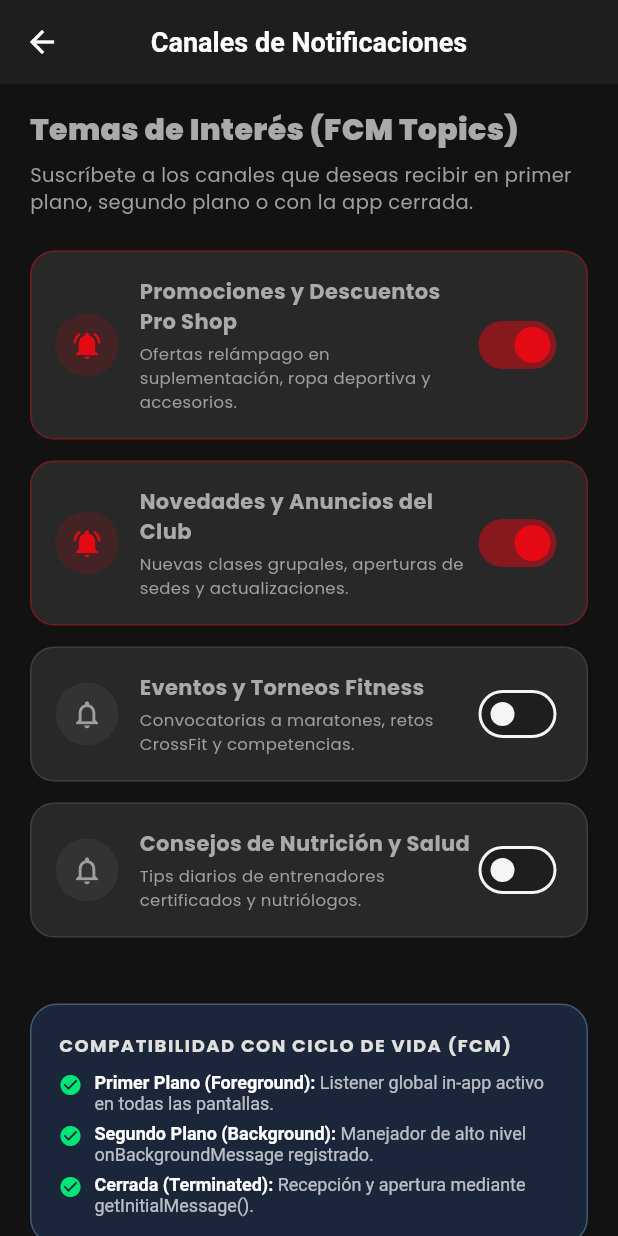
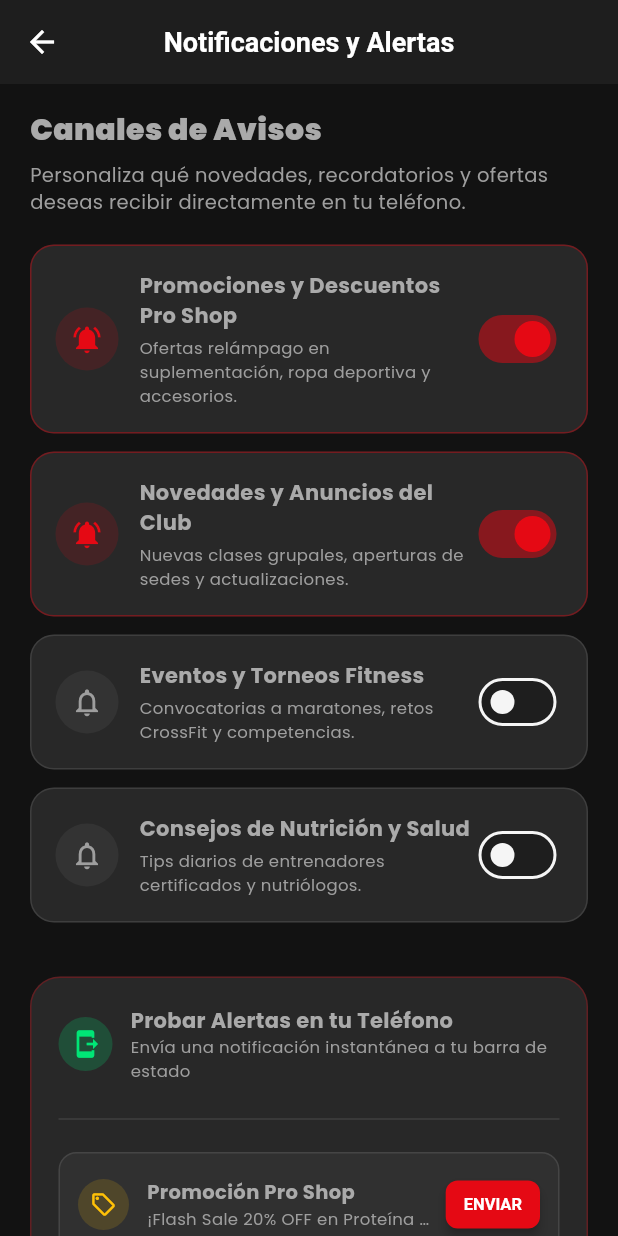
Before and after one commit to NatSan31/Mov, a Flutter app: the NotificationTopicsScreen screen opened directly, on a phone screen of 412 x 824 dp. Run offline on Flutter 3.47's test engine with Material 3 defaults, Android fonts, the phone set to English and light mode, and no system bars; our stand-ins replace cached_network_image, cloud_firestore, firebase_auth, firebase_core, firebase_messaging, firebase_storage and 9 more; accounts and stored records are empty; network calls fail.

Commit message:
feat(notificaciones): emision nativa de alertas, centro de pruebas interactivo y depuracion de textos

```diff
--- a/lib/providers/notification_provider.dart
+++ b/lib/providers/notification_provider.dart
@@ -103,6 +103,10 @@ class NotificationProvider extends ChangeNotifier {
 
     if (newState) {
       await _fcmService.subscribeToTopic(key);
+      triggerMockNotification(
+        '🔔 Canal Activado: ${topic.title}',
+        'Ahora recibirás alertas automáticas de esta sección directamente en tu dispositivo.',
+      );
     } else {
       await _fcmService.unsubscribeFromTopic(key);
     }
@@ -114,9 +118,12 @@ class NotificationProvider extends ChangeNotifier {
     } catch (_) {}
   }
 
-  /// Método de prueba para simular notificación en primer plano en emuladores
+  /// Método para enviar notificación visible tanto en el sistema (barra de notificaciones) como en app
   void triggerMockNotification(String title, String body) {
-    // Simulamos un RemoteMessage creando una notificación local visible
+    // 1. Mostrar notificación nativa en la bandeja del sistema Android
+    _fcmService.showNativeSystemNotification(title: title, body: body);
+
+    // 2. Mostrar banner interactivo in-app
     _latestForegroundNotification = RemoteMessage(
       notification: RemoteNotification(
         title: title,
--- a/lib/views/checkout/order_success_screen.dart
+++ b/lib/views/checkout/order_success_screen.dart
@@ -54,7 +54,7 @@ class OrderSuccessScreen extends StatelessWidget {
               const SizedBox(height: 8),
               Text(
                 isSubscription
-                    ? 'Tu plan $subscriptionPlanName ha sido acreditado en tu membresía digital y registrado en Firebase.'
+                    ? 'Tu plan $subscriptionPlanName ha sido acreditado exitosamente en tu membresía digital.'
                     : 'Tu pedido ha sido procesado por la pasarela segura y transferido al centro de logística express.',
                 style: const TextStyle(color: Colors.white70, fontSize: 13, height: 1.4),
                 textAlign: TextAlign.center,
@@ -193,8 +193,8 @@ class OrderSuccessScreen extends StatelessWidget {
                     const Divider(height: 16, color: Colors.white12),
                     _buildReceiptRow('Folio Transacción', orderId.substring(0, orderId.length.clamp(0, 16)).toUpperCase()),
                     _buildReceiptRow('Fecha & Hora', '${DateTime.now().day}/${DateTime.now().month}/${DateTime.now().year} - ${DateTime.now().hour}:${DateTime.now().minute.toString().padLeft(2, '0')} hrs'),
-                    _buildReceiptRow('Plataforma', 'FitPulse App Mobile Pay (PCI-DSS)'),
-                    _buildReceiptRow('Estado en Firestore', 'Persistido en colección /orders'),
+                    _buildReceiptRow('Método de Pago', 'Pago Digital Seguro (256-bit SSL)'),
+                    _buildReceiptRow('Estado del Pedido', 'Confirmado y en preparación'),
                     const Divider(height: 16, color: Colors.white12),
                     _buildReceiptRow('Subtotal', '\$${(amount * 0.862).toStringAsFixed(2)} USD'),
                     _buildReceiptRow('Impuestos (IVA 16%)', '\$${(amount * 0.138).toStringAsFixed(2)} USD'),
--- a/lib/views/dashboard/home_dashboard_screen.dart
+++ b/lib/views/dashboard/home_dashboard_screen.dart
@@ -66,10 +66,10 @@ class HomeDashboardScreen extends StatelessWidget {
               );
             },
           ),
-          // Botón para simular Push Notification inmediata
+          // Botón para enviar alerta de prueba inmediata
           IconButton(
             icon: const Icon(Icons.send_to_mobile, color: AppColors.secondary),
-            tooltip: 'Simular Notificación Push (FCM)',
+            tooltip: 'Enviar Alerta de Prueba',
             onPressed: () {
               context.read<NotificationProvider>().triggerMockNotification(
                     '¡Flash Sale en FitPulse Pro Shop!',
--- a/lib/views/notifications/notification_topics_screen.dart
+++ b/lib/views/notifications/notification_topics_screen.dart
@@ -12,7 +12,7 @@ class NotificationTopicsScreen extends StatelessWidget {
 
     return Scaffold(
       appBar: AppBar(
-        title: const Text('Canales de Notificaciones'),
+        title: const Text('Notificaciones y Alertas'),
       ),
       body: SingleChildScrollView(
         padding: const EdgeInsets.symmetric(horizontal: 20, vertical: 16),
@@ -20,20 +20,20 @@ class NotificationTopicsScreen extends StatelessWidget {
           crossAxisAlignment: CrossAxisAlignment.start,
           children: [
             const Text(
-              'Temas de Interés (FCM Topics)',
+              'Canales de Avisos',
               style: TextStyle(fontSize: 20, fontWeight: FontWeight.w900),
             ),
             const SizedBox(height: 6),
             const Text(
-              'Suscríbete a los canales que deseas recibir en primer plano, segundo plano o con la app cerrada.',
+              'Personaliza qué novedades, recordatorios y ofertas deseas recibir directamente en tu teléfono.',
               style: TextStyle(color: Colors.grey, fontSize: 13, height: 1.4),
             ),
-            const SizedBox(height: 24),
+            const SizedBox(height: 20),
 
-            // Lista de Temas FCM
+            // Lista de Canales de Alertas
             ...notifProvider.topics.map((topic) {
               return Container(
-                margin: const EdgeInsets.only(bottom: 14),
+                margin: const EdgeInsets.only(bottom: 12),
                 padding: const EdgeInsets.all(16),
                 decoration: BoxDecoration(
                   color: Theme.of(context).cardTheme.color ?? AppColors.darkCard,
@@ -83,34 +83,107 @@ class NotificationTopicsScreen extends StatelessWidget {
               );
             }),
 
-            const SizedBox(height: 30),
+            const SizedBox(height: 24),
 
-            // Tarjeta explicativa de los 3 estados del ciclo de vida
+            // Sección de Pruebas de Notificaciones en Vivo
             Container(
               padding: const EdgeInsets.all(18),
               decoration: BoxDecoration(
-                color: const Color(0xFF1B263B),
-                borderRadius: BorderRadius.circular(18),
-                border: Border.all(color: const Color(0xFF415A77)),
+                color: Theme.of(context).cardTheme.color ?? AppColors.darkCard,
+                borderRadius: BorderRadius.circular(20),
+                border: Border.all(color: AppColors.primary.withOpacity(0.3)),
               ),
               child: Column(
                 crossAxisAlignment: CrossAxisAlignment.start,
-                children: const [
+                children: [
+                  Row(
+                    children: [
+                      Container(
+                        padding: const EdgeInsets.all(8),
+                        decoration: BoxDecoration(
+                          color: AppColors.secondary.withOpacity(0.2),
+                          shape: BoxShape.circle,
+                        ),
+                        child: const Icon(Icons.send_to_mobile, color: AppColors.secondary, size: 20),
+                      ),
+                      const SizedBox(width: 12),
+                      const Expanded(
+                        child: Column(
+                          crossAxisAlignment: CrossAxisAlignment.start,
+                          children: [
                             Text(
-                    'COMPATIBILIDAD CON CICLO DE VIDA (FCM)',
-                    style: TextStyle(
-                      color: Color(0xFFE0E1DD),
-                      fontWeight: FontWeight.bold,
-                      fontSize: 12,
-                      letterSpacing: 1,
+                              'Probar Alertas en tu Teléfono',
+                              style: TextStyle(fontWeight: FontWeight.bold, fontSize: 14),
+                            ),
+                            Text(
+                              'Envía una notificación instantánea a tu barra de estado',
+                              style: TextStyle(color: Colors.grey, fontSize: 11),
+                            ),
+                          ],
                         ),
                       ),
-                  SizedBox(height: 10),
-                  _LifeCycleRow(state: 'Primer Plano (Foreground)', desc: 'Listener global in-app activo en todas las pantallas.'),
-                  SizedBox(height: 6),
-                  _LifeCycleRow(state: 'Segundo Plano (Background)', desc: 'Manejador de alto nivel onBackgroundMessage registrado.'),
-                  SizedBox(height: 6),
-                  _LifeCycleRow(state: 'Cerrada (Terminated)', desc: 'Recepción y apertura mediante getInitialMessage().'),
+                    ],
+                  ),
+                  const SizedBox(height: 16),
+                  const Divider(color: Colors.white10),
+                  const SizedBox(height: 8),
+
+                  _buildTestNotificationTile(
+                    context: context,
+                    icon: Icons.local_offer_outlined,
+                    color: Colors.amber,
+                    title: 'Promoción Pro Shop',
+                    subtitle: '¡Flash Sale 20% OFF en Proteína Whey!',
+                    onTap: () {
+                      notifProvider.triggerMockNotification(
+                        '⚡ ¡Flash Sale en FitPulse Pro Shop!',
+                        'Aprovecha 20% de descuento en suplementos de proteína pura.',
+                      );
+                      _showSentToast(context);
+                    },
+                  ),
+                  _buildTestNotificationTile(
+                    context: context,
+                    icon: Icons.fitness_center,
+                    color: AppColors.primary,
+                    title: 'Recordatorio de Entrenamiento',
+                    subtitle: '¡Es momento de tu rutina del día!',
+                    onTap: () {
+                      notifProvider.triggerMockNotification(
+                        '🏋️ ¡Hora de entrenar en FitPulse!',
+                        'Tu rutina de fuerza te espera hoy. ¡No rompas tu racha!',
+                      );
+                      _showSentToast(context);
+                    },
+                  ),
+                  _buildTestNotificationTile(
+                    context: context,
+                    icon: Icons.qr_code_scanner,
+                    color: Colors.greenAccent,
+                    title: 'Acceso a Instalaciones',
+                    subtitle: 'Tu torniquete de acceso está listo.',
+                    onTap: () {
+                      notifProvider.triggerMockNotification(
+                        '🎟️ Pase de Entrada Confirmado',
+                        'Torniquete de Sede Central listo para tu acceso biométrico.',
+                      );
+                      _showSentToast(context);
+                    },
+                  ),
+                  _buildTestNotificationTile(
+                    context: context,
+                    icon: Icons.emoji_events_outlined,
+                    color: Colors.purpleAccent,
+                    title: 'Reto Fitness Semanal',
+                    subtitle: 'Nuevo desafío de 10,000 pasos completado.',
+                    onTap: () {
+                      notifProvider.triggerMockNotification(
+                        '🏆 ¡Meta Alcanzada!',
+                        'Has superado los 10,000 pasos de hoy. Pasa a recepción por tu premio.',
+                      );
+                      _showSentToast(context);
+                    },
+                  ),
                 ],
               ),
             ),
@@ -119,33 +192,81 @@ class NotificationTopicsScreen extends StatelessWidget {
       ),
     );
   }
-}
 
-class _LifeCycleRow extends StatelessWidget {
-  final String state;
-  final String desc;
-
-  const _LifeCycleRow({required this.state, required this.desc});
-
-  @override
-  Widget build(BuildContext context) {
-    return Row(
+  Widget _buildTestNotificationTile({
+    required BuildContext context,
+    required IconData icon,
+    required Color color,
+    required String title,
+    required String subtitle,
+    required VoidCallback onTap,
+  }) {
+    return Padding(
+      padding: const EdgeInsets.symmetric(vertical: 6),
+      child: InkWell(
+        onTap: onTap,
+        borderRadius: BorderRadius.circular(12),
+        child: Container(
+          padding: const EdgeInsets.symmetric(horizontal: 12, vertical: 10),
+          decoration: BoxDecoration(
+            color: Colors.white.withOpacity(0.04),
+            borderRadius: BorderRadius.circular(12),
+            border: Border.all(color: Colors.white10),
+          ),
+          child: Row(
+            children: [
+              Container(
+                padding: const EdgeInsets.all(8),
+                decoration: BoxDecoration(
+                  color: color.withOpacity(0.15),
+                  shape: BoxShape.circle,
+                ),
+                child: Icon(icon, color: color, size: 18),
+              ),
+              const SizedBox(width: 12),
+              Expanded(
+                child: Column(
                   crossAxisAlignment: CrossAxisAlignment.start,
                   children: [
-        const Icon(Icons.check_circle, color: AppColors.secondary, size: 16),
+                    Text(
+                      title,
+                      style: const TextStyle(fontWeight: FontWeight.bold, fontSize: 13),
+                    ),
+                    Text(
+                      subtitle,
+                      style: const TextStyle(color: Colors.grey, fontSize: 11),
+                      maxLines: 1,
+                      overflow: TextOverflow.ellipsis,
+                    ),
+                  ],
+                ),
+              ),
               const SizedBox(width: 8),
-        Expanded(
-          child: RichText(
-            text: TextSpan(
-              style: const TextStyle(fontSize: 12, color: Colors.white70),
-              children: [
-                TextSpan(text: '$state: ', style: const TextStyle(fontWeight: FontWeight.bold, color: Colors.white)),
-                TextSpan(text: desc),
+              ElevatedButton(
+                style: ElevatedButton.styleFrom(
+                  backgroundColor: AppColors.primary,
+                  foregroundColor: Colors.white,
+                  padding: const EdgeInsets.symmetric(horizontal: 12, vertical: 6),
+                  minimumSize: const Size(0, 32),
+                  shape: RoundedRectangleBorder(borderRadius: BorderRadius.circular(8)),
+                ),
+                onPressed: onTap,
+                child: const Text('ENVIAR', style: TextStyle(fontSize: 11, fontWeight: FontWeight.bold)),
+              ),
             ],
           ),
         ),
       ),
-      ],
+    );
+  }
+
+  void _showSentToast(BuildContext context) {
+    ScaffoldMessenger.of(context).showSnackBar(
+      const SnackBar(
+        content: Text('📲 Alerta enviada a tu dispositivo'),
+        backgroundColor: AppColors.secondary,
+        duration: Duration(seconds: 2),
+      ),
     );
   }
 }
--- a/lib/views/profile/profile_screen.dart
+++ b/lib/views/profile/profile_screen.dart
@@ -181,8 +181,8 @@ class ProfileScreen extends StatelessWidget {
                 children: [
                   ListTile(
                     leading: const Icon(Icons.notifications_active_outlined, color: AppColors.primaryLight),
-                    title: const Text('Canales de Notificaciones Push'),
-                    subtitle: const Text('Gestionar suscripciones FCM Topics'),
+                    title: const Text('Notificaciones y Alertas'),
+                    subtitle: const Text('Gestionar preferencias y avisos'),
                     trailing: const Icon(Icons.chevron_right),
                     onTap: () {
                       Navigator.of(context).push(
@@ -205,7 +205,7 @@ class ProfileScreen extends StatelessWidget {
                   ListTile(
                     leading: const Icon(Icons.verified_user_outlined, color: AppColors.accent),
                     title: const Text('Verificación de Correo'),
-                    subtitle: Text(user?.emailVerified == true ? 'Cuenta Verificada en Firebase' : 'Pendiente'),
+                    subtitle: Text(user?.emailVerified == true ? 'Cuenta Verificada Oficial' : 'Pendiente'),
                     trailing: Icon(
                       user?.emailVerified == true ? Icons.check_circle : Icons.warning,
                       color: user?.emailVerified == true ? AppColors.secondary : AppColors.warning,
@@ -448,13 +448,13 @@ class ProfileScreen extends StatelessWidget {
               crossAxisAlignment: CrossAxisAlignment.stretch,
               children: [
                 const Text(
-                  'Actualizar Foto de Perfil (Firebase Storage)',
+                  'Actualizar Foto de Perfil',
                   style: TextStyle(fontSize: 16, fontWeight: FontWeight.bold, color: Colors.white),
                   textAlign: TextAlign.center,
                 ),
                 const SizedBox(height: 6),
                 const Text(
-                  'La imagen se guardará en la nube de Firebase y se sincronizará en todo tu panel.',
+                  'Elige una nueva foto para actualizar tu imagen de atleta.',
                   style: TextStyle(color: Colors.grey, fontSize: 12),
                   textAlign: TextAlign.center,
                 ),
@@ -478,7 +478,7 @@ class ProfileScreen extends StatelessWidget {
                         if (context.mounted && success) {
                           ScaffoldMessenger.of(context).showSnackBar(
                             const SnackBar(
-                              content: Text('✅ Foto subida exitosamente a Firebase Storage y sincronizada'),
+                              content: Text('✅ Foto de perfil actualizada con éxito'),
                               backgroundColor: AppColors.secondary,
                             ),
                           );
@@ -513,7 +513,7 @@ class ProfileScreen extends StatelessWidget {
                         if (context.mounted && success) {
                           ScaffoldMessenger.of(context).showSnackBar(
                             const SnackBar(
-                              content: Text('✅ Foto subida exitosamente a Firebase Storage y sincronizada'),
+                              content: Text('✅ Foto de perfil actualizada con éxito'),
                               backgroundColor: AppColors.secondary,
                             ),
                           );
```
Also changed, not shown: lib/core/services/fcm_service.dart (+19 -0 lines), lib/views/admin/add_product_screen.dart (+4 -4 lines), lib/views/checkout/checkout_screen.dart (+10 -1 lines), 1 other file. Lines whose indentation alone changed are shown as unchanged.
